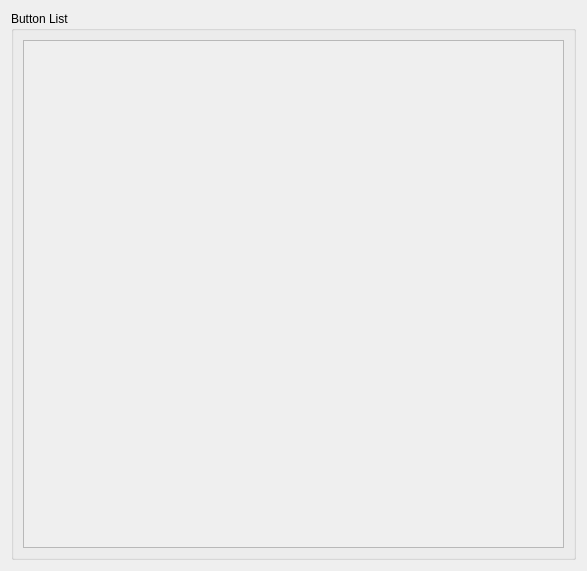
First picture: the form in SCTimeUtility/resources/SemiAuto.ui, repository cjand225/CS499SolarCarTimer, before the edit.
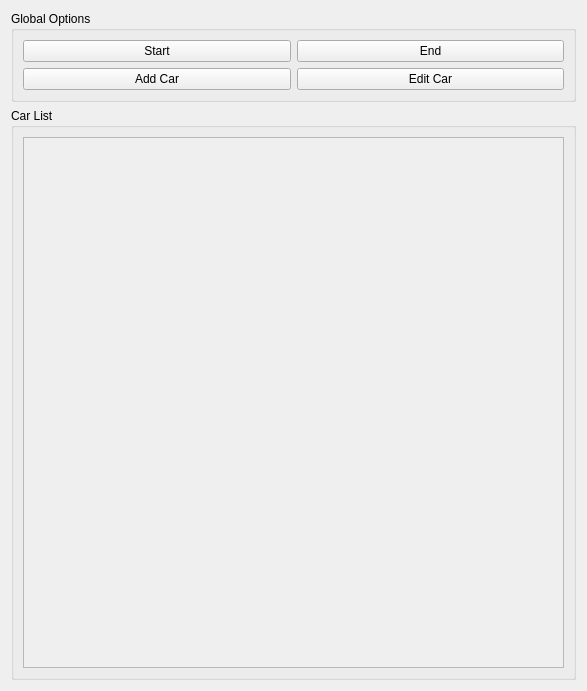
Second picture: the form after the edit.

Commit message: Fixed most import statements, added options to Semi-Auto UI to reflect upcoming implementation of global/local seed values.

Patch:
```diff
--- a/SCTimeUtility/resources/SemiAuto.ui
+++ b/SCTimeUtility/resources/SemiAuto.ui
@@ -6,8 +6,8 @@
             <rect>
                 <x>0</x>
                 <y>0</y>
-                <width>585</width>
-                <height>571</height>
+    <width>587</width>
+    <height>691</height>
             </rect>
         </property>
         <property name="windowTitle">
@@ -16,10 +16,10 @@
         <layout class="QGridLayout" name="gridLayout_2">
             <item row="0" column="0">
                 <layout class="QGridLayout" name="topLayout">
-                    <item row="0" column="0">
+     <item row="1" column="0">
                         <widget class="QGroupBox" name="ButtonBox">
                             <property name="title">
-                                <string>Button List</string>
+        <string>Car List</string>
                             </property>
                             <layout class="QGridLayout" name="gridLayout_4">
                                 <item row="0" column="0">
@@ -39,7 +39,7 @@
                                                     <x>0</x>
                                                     <y>0</y>
                                                     <width>539</width>
-                                                    <height>507</height>
+             <height>525</height>
                                                 </rect>
                                             </property>
                                             <layout class="QGridLayout" name="gridLayout">
@@ -53,6 +53,47 @@
                             </layout>
                         </widget>
                     </item>
+     <item row="0" column="0">
+      <widget class="QGroupBox" name="Global_Options">
+       <property name="title">
+        <string>Global Options</string>
+       </property>
+       <layout class="QGridLayout" name="gridLayout_5">
+        <item row="2" column="0">
+         <layout class="QGridLayout" name="gridLayout_3">
+          <item row="0" column="0">
+           <widget class="QPushButton" name="pushButton">
+            <property name="text">
+             <string>Start</string>
+            </property>
+           </widget>
+          </item>
+          <item row="0" column="1">
+           <widget class="QPushButton" name="pushButton_2">
+            <property name="text">
+             <string>End</string>
+            </property>
+           </widget>
+          </item>
+          <item row="1" column="0">
+           <widget class="QPushButton" name="pushButton_3">
+            <property name="text">
+             <string>Add Car</string>
+            </property>
+           </widget>
+          </item>
+          <item row="1" column="1">
+           <widget class="QPushButton" name="pushButton_4">
+            <property name="text">
+             <string>Edit Car</string>
+            </property>
+           </widget>
+          </item>
+         </layout>
+        </item>
+       </layout>
+      </widget>
+     </item>
                 </layout>
             </item>
         </layout>
```
Lines whose indentation alone changed are shown as unchanged. The commit also changes 29 other files.
